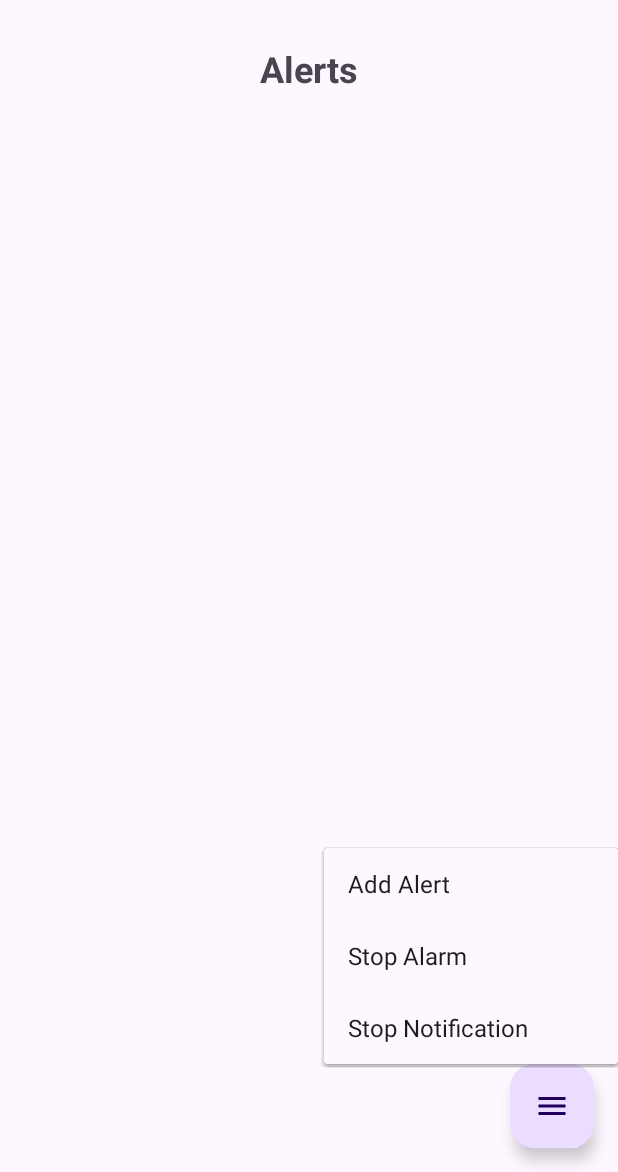
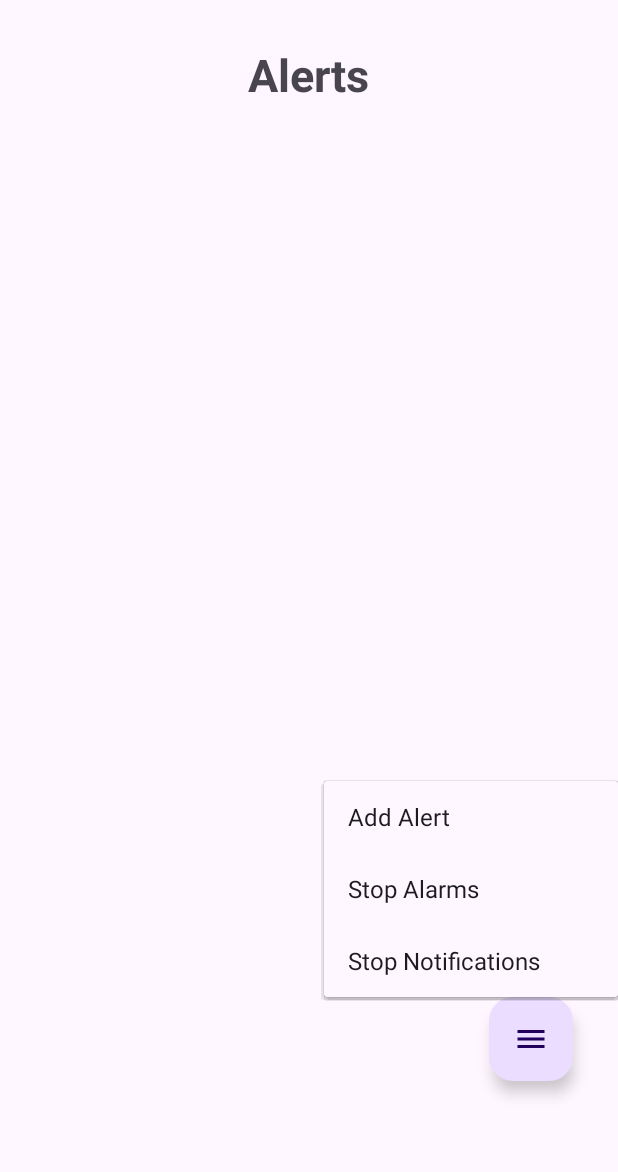
Before and after one commit to MayarSSaleh/Weather-Forecast-Application-, an Android app: the fragment AlertFragment placed in its activity, after a tap on an icon or button, on a phone screen of 412 x 824 dp, the part 64-1236 px from its top. Run offline under Robolectric (Android 15) with nearby library versions, the phone set to English and light mode, and no system bars; our stand-ins replace Picasso; pictures from the network do not load.

Commit message:
changr map Ui

```diff
--- a/app/src/main/res/layout/fragment_alert.xml
+++ b/app/src/main/res/layout/fragment_alert.xml
@@ -12,7 +12,7 @@
         android:layout_height="wrap_content"
         android:layout_marginTop="16dp"
         android:text="@string/alerts"
-        android:textSize="24sp"
+        android:textSize="30sp"
         android:textStyle="bold"
         app:layout_constraintEnd_toEndOf="parent"
         app:layout_constraintStart_toStartOf="parent"
@@ -21,7 +21,7 @@
     <androidx.core.widget.NestedScrollView
         android:id="@+id/nes"
         android:layout_width="378dp"
-        android:layout_height="600dp"
+        android:layout_height="500dp"
         app:layout_constraintBottom_toBottomOf="parent"
         app:layout_constraintEnd_toEndOf="parent"
         app:layout_constraintHorizontal_bias="0.515"
@@ -50,13 +50,12 @@
         android:id="@+id/alert_fab"
         android:layout_width="wrap_content"
         android:layout_height="wrap_content"
-        android:layout_margin="16dp"
-        android:layout_marginEnd="16dp"
+        android:layout_marginEnd="30dp"
         android:layout_marginBottom="5dp"
         android:src="@drawable/baseline_menu_24"
         app:layout_constraintBottom_toBottomOf="parent"
         app:layout_constraintEnd_toEndOf="parent"
         app:layout_constraintTop_toBottomOf="@+id/nes"
-        app:layout_constraintVertical_bias="1.0" />
+      />
 
 </androidx.constraintlayout.widget.ConstraintLayout>
--- a/app/src/main/res/layout/fragment_map2.xml
+++ b/app/src/main/res/layout/fragment_map2.xml
@@ -19,7 +19,6 @@
         android:id="@+id/searchTextInputLayout"
         android:layout_width="match_parent"
         android:layout_height="wrap_content"
-        android:hint="@string/search"
         app:layout_constraintEnd_toEndOf="parent"
         app:layout_constraintStart_toStartOf="parent"
         app:layout_constraintTop_toTopOf="parent">
@@ -28,8 +27,8 @@
             android:id="@+id/searchEditText"
             android:layout_width="match_parent"
             android:layout_height="50dp"
-            android:layout_margin="10dp"
-            android:hint="Search"
+            android:layout_margin="7dp"
+            android:hint="@string/search"
             android:inputType="text"
             android:padding="5dp" />
 
--- a/app/src/main/res/layout/fragment_setting.xml
+++ b/app/src/main/res/layout/fragment_setting.xml
@@ -13,7 +13,7 @@
         android:layout_height="wrap_content"
         android:layout_marginTop="16dp"
         android:text="@string/Setting"
-        android:textSize="24sp"
+        android:textSize="30sp"
         android:textStyle="bold"
         app:layout_constraintEnd_toEndOf="parent"
         app:layout_constraintStart_toStartOf="parent"
--- a/app/src/main/res/menu/alert_menu.xml
+++ b/app/src/main/res/menu/alert_menu.xml
@@ -1,20 +1,18 @@
 <?xml version="1.0" encoding="utf-8"?>
-<menu
-    xmlns:android="http://schemas.android.com/apk/res/android"
-    xmlns:tools="http://schemas.android.com/tools"
-   >
+<menu xmlns:android="http://schemas.android.com/apk/res/android"
+    xmlns:tools="http://schemas.android.com/tools">
 
     <item
         android:id="@+id/menu_add_alert"
         android:icon="@drawable/add"
-        android:title="Add Alert" />
+        android:title="@string/add_alert" />
     <item
         android:id="@+id/menu_stop"
         android:icon="@drawable/stop_alarm"
-        android:title="Stop Alarm" />
+        android:title="@string/stop_alarm" />
     <item
         android:id="@+id/menu_stop_notification"
         android:icon="@drawable/notification_stop"
-        android:title="Stop Notification" />
+        android:title="@string/stop_notification" />
 
 </menu>
--- a/app/src/main/res/values/strings.xml
+++ b/app/src/main/res/values/strings.xml
@@ -29,7 +29,7 @@
     <string name="hPa">hPa</string>
     <string name="add_to_faviourt_locations">Favourite location</string>
     <string name="set_as_my_location">My location</string>
-    <string name="pick_place_then_choose">Click on place then choose to set as:</string>
+    <string name="pick_place_then_choose">Pick place,then choose to set as:</string>
     <string name="Not_selected_place_yet"> Not selected place yet </string>
     <string name="added_as_your_current_location">Added as your current location</string>
     <string name="remove">Remove</string>
@@ -45,8 +45,11 @@
     <string name="conformation">Conformation</string>
     <string name="are_your_stop_the_alarms">Are your stop the alarms?</string>
     <string name="are_your_stop_the_notifications">Are your stop the Notifications?</string>
-    <string name="sorry_can_not_get_them">Sorry Can not get them}</string>
+    <string name="sorry_can_not_get_them">Sorry Can not get them</string>
     <string name="stop">Stop</string>
     <string name="search">Search</string>
+    <string name="add_alert">Add Alert</string>
+    <string name="stop_alarm">Stop Alarms</string>
+    <string name="stop_notification">Stop Notifications</string>
 
 </resources>
```
Also changed, not shown: app/src/main/java/application/MapFragment.kt (+25 -6 lines), app/src/main/java/application/SearchRepository.kt (+10 -0 lines), app/src/main/java/application/alerts/view/AlertFragment.kt (+0 -50 lines), app/src/main/res/layout/fragment_favourite.xml (+7 -8 lines), 1 other file.
